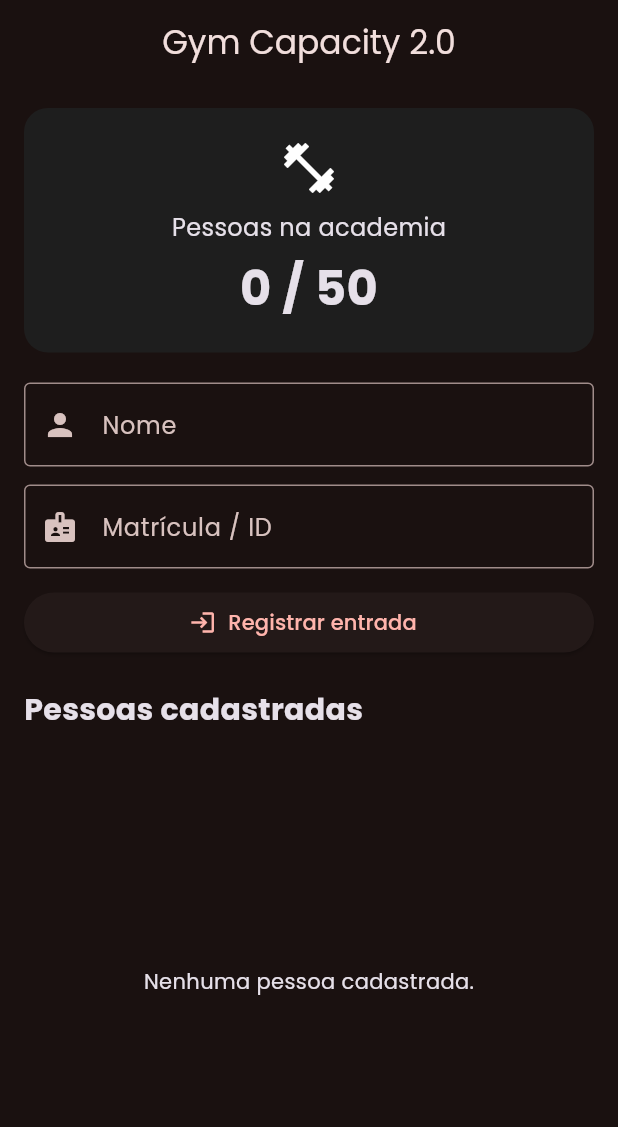
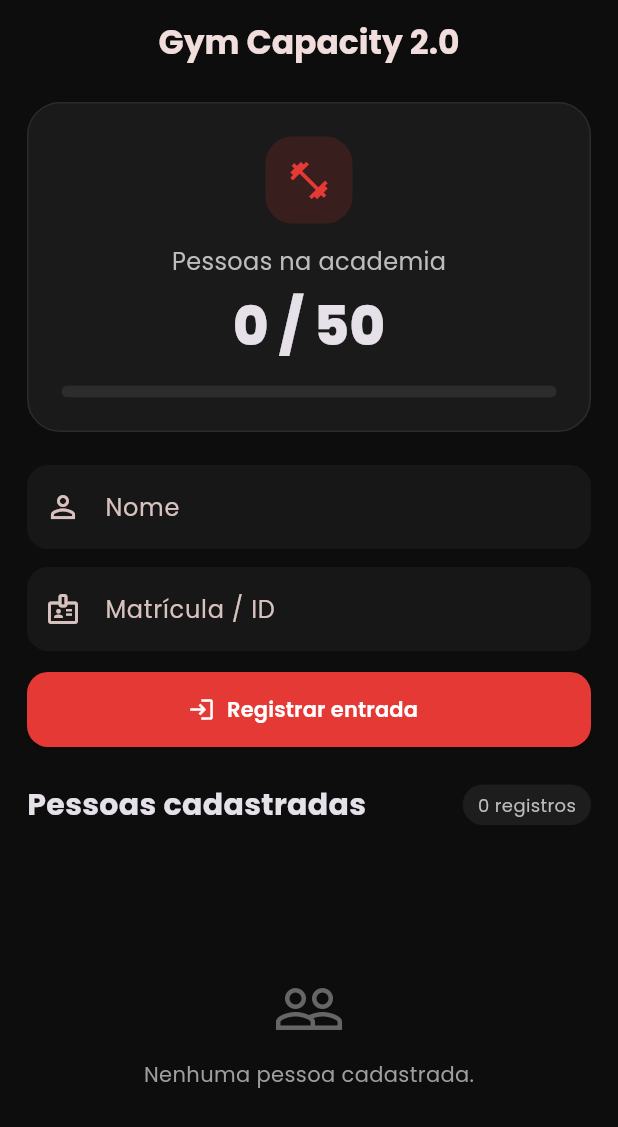
Before and after one commit to luisrodriguesss/CP-Mobile, a Flutter app: the screen it shows after launch, on a phone screen of 412 x 824 dp. Shown: the top 1127 px of the screen. Run offline on Flutter 3.47's test engine with Material 3 defaults, Android fonts, the light colour scheme and no system bars; our stand-ins replace flutter_slidable, google_fonts.

Commit message:
style: melhora interface da CP2

```diff
--- a/controle_lotacao_academia/lib/screens/home_page.dart
+++ b/controle_lotacao_academia/lib/screens/home_page.dart
@@ -112,48 +112,90 @@ class _HomePageState extends State<HomePage> {
 
   @override
   Widget build(BuildContext context) {
+    final double percentual = pessoasNoAmbiente / capacidadeMaxima;
+
     return Scaffold(
-      appBar: AppBar(title: const Text('Gym Capacity 2.0'), centerTitle: true),
+      backgroundColor: const Color(0xFF0D0D0D),
+      appBar: AppBar(
+        backgroundColor: const Color(0xFF0D0D0D),
+        elevation: 0,
+        centerTitle: true,
+        title: const Text(
+          'Gym Capacity 2.0',
+          style: TextStyle(fontWeight: FontWeight.w700),
+        ),
+      ),
       body: SafeArea(
         child: Padding(
-          padding: const EdgeInsets.all(16),
+          padding: const EdgeInsets.symmetric(horizontal: 18, vertical: 12),
           child: Column(
             children: [
               Container(
                 width: double.infinity,
-                padding: const EdgeInsets.all(20),
+                padding: const EdgeInsets.all(22),
                 decoration: BoxDecoration(
-                  color: const Color(0xFF1E1E1E),
-                  borderRadius: BorderRadius.circular(16),
+                  color: const Color(0xFF1A1A1A),
+                  borderRadius: BorderRadius.circular(22),
+                  border: Border.all(color: const Color(0xFF2B2B2B)),
                 ),
                 child: Column(
                   children: [
-                    const Icon(Icons.fitness_center, size: 40),
-                    const SizedBox(height: 8),
+                    Container(
+                      width: 58,
+                      height: 58,
+                      decoration: BoxDecoration(
+                        color: const Color(0xFFE53935).withValues(alpha: 0.15),
+                        borderRadius: BorderRadius.circular(18),
+                      ),
+                      child: const Icon(
+                        Icons.fitness_center,
+                        size: 30,
+                        color: Color(0xFFE53935),
+                      ),
+                    ),
+                    const SizedBox(height: 14),
                     const Text(
                       'Pessoas na academia',
-                      style: TextStyle(fontSize: 16),
+                      style: TextStyle(fontSize: 16, color: Color(0xFFBDBDBD)),
                     ),
                     const SizedBox(height: 6),
                     Text(
                       '$pessoasNoAmbiente / $capacidadeMaxima',
                       style: const TextStyle(
-                        fontSize: 32,
-                        fontWeight: FontWeight.bold,
+                        fontSize: 36,
+                        fontWeight: FontWeight.w800,
+                      ),
+                    ),
+                    const SizedBox(height: 14),
+                    ClipRRect(
+                      borderRadius: BorderRadius.circular(10),
+                      child: LinearProgressIndicator(
+                        value: percentual,
+                        minHeight: 8,
+                        backgroundColor: const Color(0xFF2C2C2C),
+                        valueColor: const AlwaysStoppedAnimation(
+                          Color(0xFFE53935),
+                        ),
                       ),
                     ),
                   ],
                 ),
               ),
 
-              const SizedBox(height: 20),
+              const SizedBox(height: 22),
 
               TextField(
                 controller: nomeController,
-                decoration: const InputDecoration(
+                decoration: InputDecoration(
                   labelText: 'Nome',
-                  border: OutlineInputBorder(),
-                  prefixIcon: Icon(Icons.person),
+                  hintText: 'Digite o nome da pessoa',
+                  prefixIcon: const Icon(Icons.person_outline),
+                  filled: true,
+                  fillColor: const Color(0xFF171717),
+                  border: OutlineInputBorder(
+                    borderRadius: BorderRadius.circular(14),
+                    borderSide: BorderSide.none,
+                  ),
                 ),
               ),
 
@@ -161,39 +203,95 @@ class _HomePageState extends State<HomePage> {
 
               TextField(
                 controller: identificacaoController,
-                decoration: const InputDecoration(
+                decoration: InputDecoration(
                   labelText: 'Matrícula / ID',
-                  border: OutlineInputBorder(),
-                  prefixIcon: Icon(Icons.badge),
+                  hintText: 'Digite a identificação',
+                  prefixIcon: const Icon(Icons.badge_outlined),
+                  filled: true,
+                  fillColor: const Color(0xFF171717),
+                  border: OutlineInputBorder(
+                    borderRadius: BorderRadius.circular(14),
+                    borderSide: BorderSide.none,
+                  ),
                 ),
               ),
 
-              const SizedBox(height: 12),
+              const SizedBox(height: 14),
 
               SizedBox(
                 width: double.infinity,
+                height: 50,
                 child: ElevatedButton.icon(
                   onPressed: cadastrarPessoa,
+                  style: ElevatedButton.styleFrom(
+                    backgroundColor: const Color(0xFFE53935),
+                    foregroundColor: Colors.white,
+                    shape: RoundedRectangleBorder(
+                      borderRadius: BorderRadius.circular(14),
+                    ),
+                  ),
                   icon: const Icon(Icons.login),
-                  label: const Text('Registrar entrada'),
+                  label: const Text(
+                    'Registrar entrada',
+                    style: TextStyle(fontWeight: FontWeight.w600),
+                  ),
                 ),
               ),
 
-              const SizedBox(height: 20),
+              const SizedBox(height: 24),
 
-              const Align(
-                alignment: Alignment.centerLeft,
-                child: Text(
-                  'Pessoas cadastradas',
-                  style: TextStyle(fontSize: 20, fontWeight: FontWeight.bold),
-                ),
+              Row(
+                children: [
+                  const Expanded(
+                    child: Text(
+                      'Pessoas cadastradas',
+                      style: TextStyle(
+                        fontSize: 20,
+                        fontWeight: FontWeight.w700,
+                      ),
+                    ),
+                  ),
+                  Container(
+                    padding: const EdgeInsets.symmetric(
+                      horizontal: 10,
+                      vertical: 5,
+                    ),
+                    decoration: BoxDecoration(
+                      color: const Color(0xFF1D1D1D),
+                      borderRadius: BorderRadius.circular(20),
+                    ),
+                    child: Text(
+                      '${pessoas.length} registros',
+                      style: const TextStyle(
+                        fontSize: 12,
+                        color: Color(0xFFBDBDBD),
+                      ),
+                    ),
+                  ),
+                ],
               ),
 
               const SizedBox(height: 12),
 
               Expanded(
                 child: pessoas.isEmpty
-                    ? const Center(child: Text('Nenhuma pessoa cadastrada.'))
+                    ? const Center(
+                        child: Column(
+                          mainAxisAlignment: MainAxisAlignment.center,
+                          children: [
+                            Icon(
+                              Icons.people_outline,
+                              size: 48,
+                              color: Color(0xFF666666),
+                            ),
+                            SizedBox(height: 10),
+                            Text(
+                              'Nenhuma pessoa cadastrada.',
+                              style: TextStyle(color: Color(0xFF9E9E9E)),
+                            ),
+                          ],
+                        ),
+                      )
                     : ListView.builder(
                         itemCount: pessoas.length,
                         itemBuilder: (context, index) {
```
Also changed, not shown: controle_lotacao_academia/lib/widgets/pessoa_item.dart (+95 -43 lines).
